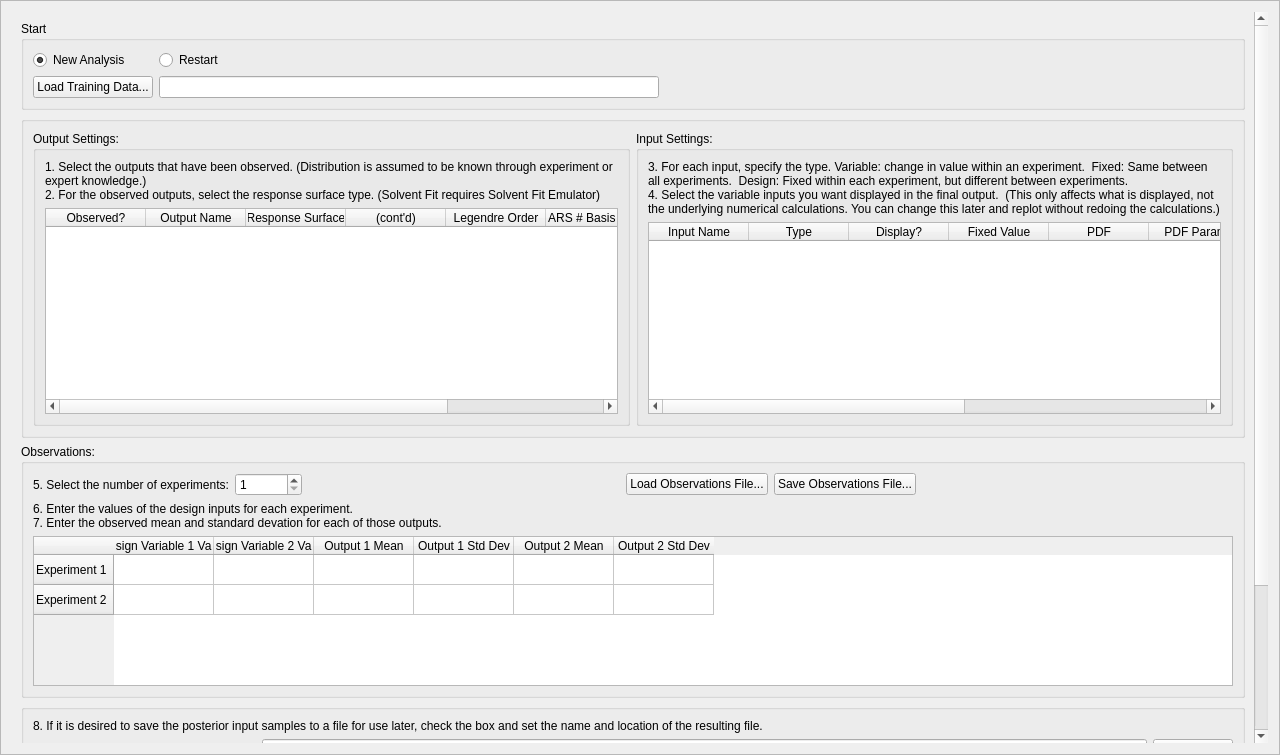
Before: the Qt Designer form foqus_lib/gui/solventfit/solventFitSetupFrame.ui in CCSI-Toolset/FOQUS, drawn with Qt 5.
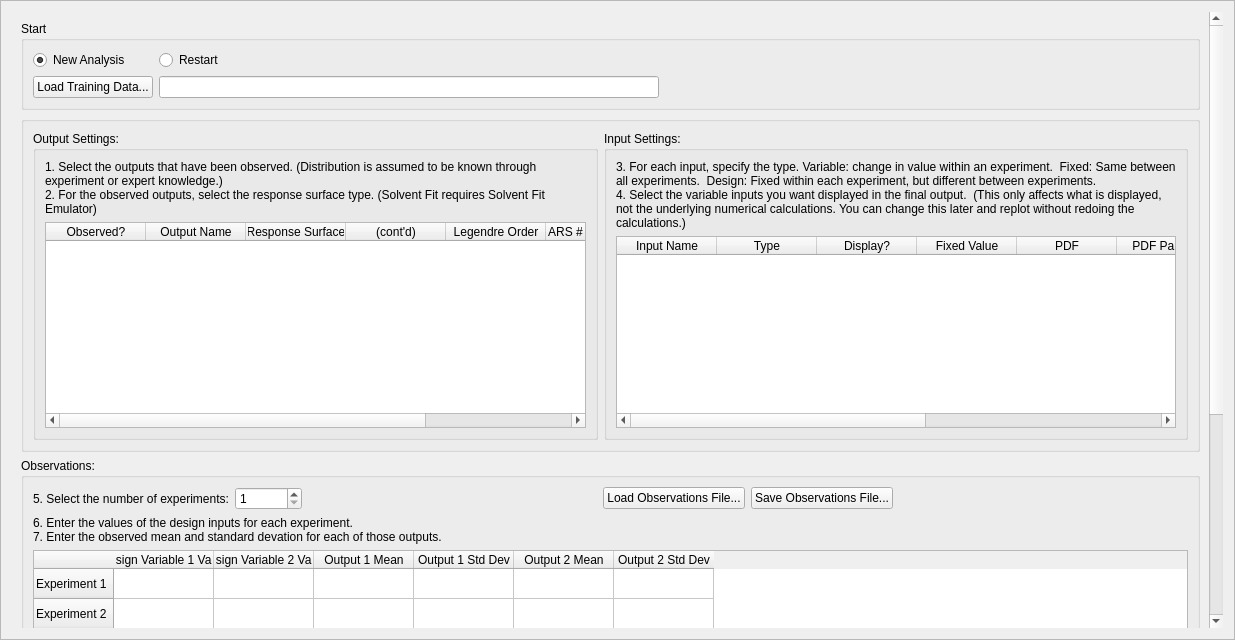
After: the same form once the commit is applied. Custom widgets are drawn as their Qt base class.

Commit message: Basic Data GUI

```diff
--- a/foqus_lib/gui/solventfit/solventFitSetupFrame.ui
+++ b/foqus_lib/gui/solventfit/solventFitSetupFrame.ui
@@ -6,8 +6,8 @@
    <rect>
     <x>0</x>
     <y>0</y>
-    <width>1280</width>
-    <height>755</height>
+    <width>1235</width>
+    <height>640</height>
    </rect>
   </property>
   <property name="sizePolicy">
@@ -63,9 +63,9 @@
       <property name="geometry">
        <rect>
         <x>0</x>
-        <y>-286</y>
-        <width>1239</width>
-        <height>1015</height>
+        <y>0</y>
+        <width>1198</width>
+        <height>923</height>
        </rect>
       </property>
       <layout class="QVBoxLayout" name="verticalLayout_4">
```
